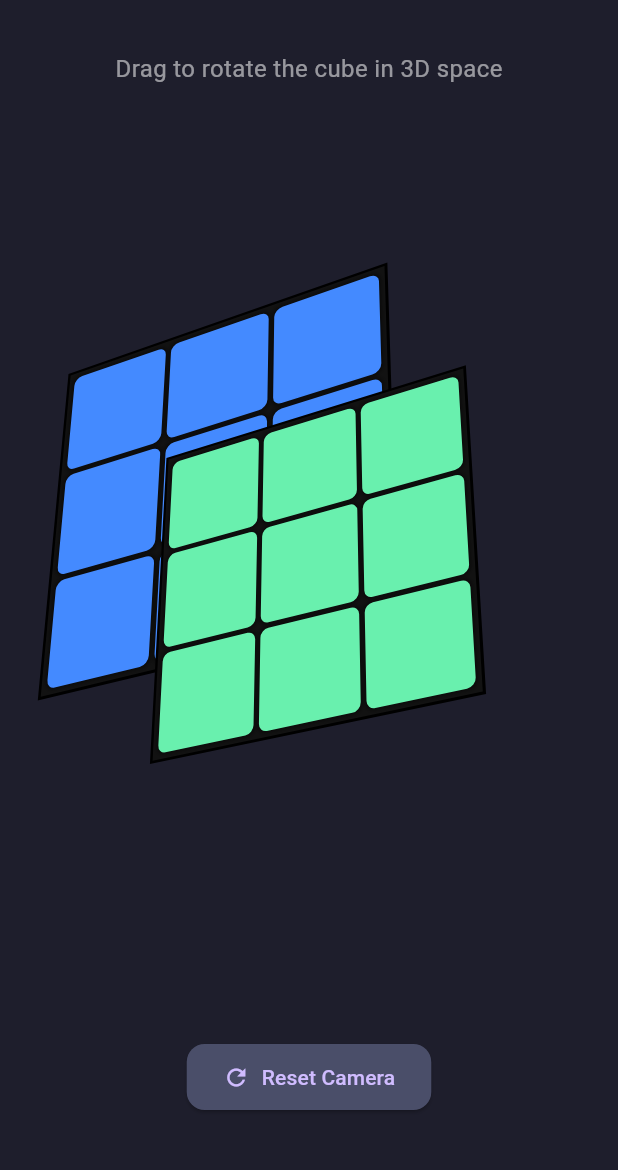
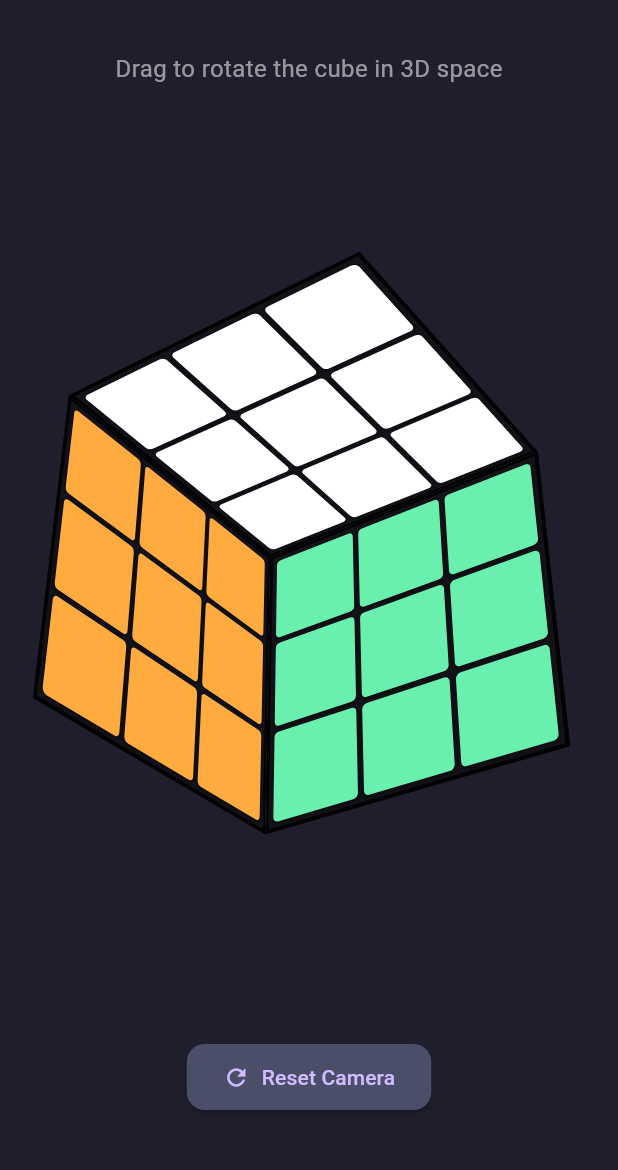
Before and after one commit to darianmavgo/rubikcube, a Flutter app: the screen it shows after launch, on a phone screen of 412 x 824 dp, the part 63-1233 px from its top. Run offline on Flutter 3.47's test engine with Material 3 defaults, Android fonts, the light colour scheme and no system bars.

Commit message:
Renaming and removing duplicate sub folder

```diff
--- a/lib/main.dart
+++ b/lib/main.dart
@@ -30,8 +30,8 @@ class RubiksCubeScreen extends StatefulWidget {
 
 class _RubiksCubeScreenState extends State<RubiksCubeScreen> {
   // Initial isometric perspective
-  double rx = -0.5;
-  double ry = 0.5;
+  double rx = -0.6;
+  double ry = 0.6;
 
   @override
   Widget build(BuildContext context) {
@@ -66,14 +66,8 @@ class _RubiksCubeScreenState extends State<RubiksCubeScreen> {
                 width: double.infinity,
                 height: double.infinity,
                 child: Center(
-                  child: Transform(
-                    transform: Matrix4.identity()
-                      ..setEntry(3, 2, 0.001) // perspective
-                      ..rotateX(rx)
-                      ..rotateY(ry),
-                    alignment: Alignment.center,
-                    child: const RubiksCube3D(size: 240),
-                  ),
+                  // We pass rx and ry directly to the cube so it can sort the faces dynamically
+                  child: RubiksCube3D(size: 240, rx: rx, ry: ry),
                 ),
               ),
             ),
@@ -83,8 +77,8 @@ class _RubiksCubeScreenState extends State<RubiksCubeScreen> {
             child: ElevatedButton.icon(
               onPressed: () {
                 setState(() {
-                  rx = -0.5;
-                  ry = 0.5;
+                  rx = -0.6;
+                  ry = 0.6;
                 });
               },
               style: ElevatedButton.styleFrom(
@@ -104,69 +98,83 @@ class _RubiksCubeScreenState extends State<RubiksCubeScreen> {
 
 class RubiksCube3D extends StatelessWidget {
   final double size;
-  const RubiksCube3D({super.key, this.size = 200});
+  final double rx;
+  final double ry;
+
+  const RubiksCube3D({
+    super.key,
+    this.size = 200,
+    required this.rx,
+    required this.ry,
+  });
 
   @override
   Widget build(BuildContext context) {
+    // Generate the global 3D transformation matrix from current drag state
+    final globalTransform = Matrix4.identity()
+      ..setEntry(3, 2, 0.001) // perspective
+      ..rotateX(rx)
+      ..rotateY(ry);
+
     // Standard Rubik's Colors: U=White, D=Yellow, F=Green, B=Blue, L=Orange, R=Red
-    // Note: Due to Flutter's 2D canvas origin, without z-sorting some back faces
-    // might overlap the front at extreme angles, but for typical front-facing
-    // views this provides a fantastic native-rendered 3D illusion!
+    List<_FaceData> faces = [
+      _createFace(Colors.blueAccent,   Matrix4.identity()..translate(0.0, 0.0, -size/2)..rotateY(pi), globalTransform),
+      _createFace(Colors.orangeAccent, Matrix4.identity()..translate(-size/2, 0.0, 0.0)..rotateY(-pi / 2), globalTransform),
+      _createFace(Colors.yellowAccent, Matrix4.identity()..translate(0.0, size/2, 0.0)..rotateX(-pi / 2), globalTransform),
+      _createFace(Colors.white,        Matrix4.identity()..translate(0.0, -size/2, 0.0)..rotateX(pi / 2), globalTransform),
+      _createFace(Colors.redAccent,    Matrix4.identity()..translate(size/2, 0.0, 0.0)..rotateY(pi / 2), globalTransform),
+      _createFace(Colors.greenAccent,  Matrix4.identity()..translate(0.0, 0.0, size/2), globalTransform),
+    ];
+
+    // SORTING EXPLANATION:
+    // Without Z-sorting, Flutter's Stack will draw faces arbitrarily causing visual overlapping bugs
+    // at certain rotation angles. We dynamically calculate each face's true Z depth via the
+    // combined local/global transform matrix and sort them before rendering.
+    faces.sort((a, b) => a.z.compareTo(b.z));
 
     return SizedBox(
       width: size,
       height: size,
       child: Stack(
         alignment: Alignment.center,
-        children: [
-          // Back Face (Blue)
-          _buildFace(Colors.blueAccent, size, Matrix4.identity()..translate(0.0, 0.0, -size/2)..rotateY(pi)),
-          // Left Face (Orange)
-          _buildFace(Colors.orange, size, Matrix4.identity()..translate(-size/2, 0.0, 0.0)..rotateY(-pi / 2)),
-          // Bottom Face (Yellow)
-          _buildFace(Colors.yellowAccent, size, Matrix4.identity()..translate(0.0, size/2, 0.0)..rotateX(-pi / 2)),
-          // Top Face (White)
-          _buildFace(Colors.white, size, Matrix4.identity()..translate(0.0, -size/2, 0.0)..rotateX(pi / 2)),
-          // Right Face (Red)
-          _buildFace(Colors.redAccent, size, Matrix4.identity()..translate(size/2, 0.0, 0.0)..rotateY(pi / 2)),
-          // Front Face (Green)
-          _buildFace(Colors.greenAccent, size, Matrix4.identity()..translate(0.0, 0.0, size/2)),
-        ],
+        children: faces.map((f) => f.widget).toList(),
       ),
     );
   }
 
-  Widget _buildFace(Color color, double size, Matrix4 transform) {
-    return Transform(
-      transform: transform,
+  _FaceData _createFace(Color color, Matrix4 localTransform, Matrix4 globalTransform) {
+    // Combine the single face's local orientation with the entire cube's global rotation
+    final totalTransform = globalTransform.clone()..multiply(localTransform);
+
+    // Extract the final Z translation depth. The Z value maps the origin of the face in 3D space.
+    final z = totalTransform.getTranslation().z;
+
+    final widget = Transform(
+      transform: totalTransform,
       alignment: Alignment.center,
       child: Container(
         width: size,
         height: size,
         padding: const EdgeInsets.all(4),
         decoration: BoxDecoration(
-          color: const Color(0xFF121212),
-          border: Border.all(color: Colors.black, width: 2),
+          color: const Color(0xFF13131A),
+          border: Border.all(color: Colors.black87, width: 3), // Thicker border between faces
         ),
         child: GridView.builder(
           physics: const NeverScrollableScrollPhysics(),
           gridDelegate: const SliverGridDelegateWithFixedCrossAxisCount(
             crossAxisCount: 3,
-            crossAxisSpacing: 4,
-            mainAxisSpacing: 4,
+            crossAxisSpacing: 5,
+            mainAxisSpacing: 5,
           ),
           itemCount: 9,
           itemBuilder: (context, index) {
             return Container(
               decoration: BoxDecoration(
                 color: color,
-                borderRadius: BorderRadius.circular(6),
-                boxShadow: [
-                  BoxShadow(
-                    color: Colors.black.withOpacity(0.5),
-                    spreadRadius: 1,
-                    blurRadius: 2,
-                  )
+                borderRadius: BorderRadius.circular(4),
+                boxShadow: const [
+                  BoxShadow(color: Colors.black45, spreadRadius: 1, blurRadius: 2, offset: Offset(0, 1))
                 ]
               ),
             );
@@ -174,5 +182,13 @@ class RubiksCube3D extends StatelessWidget {
         ),
       ),
     );
+
+    return _FaceData(widget, z);
   }
 }
+
+class _FaceData {
+  final Widget widget;
+  final double z;
+  _FaceData(this.widget, this.z);
+}
--- a/pubspec.yaml
+++ b/pubspec.yaml
@@ -1,4 +1,4 @@
-name: rubiks_cube
+name: rubikcube
 description: "A new Flutter project."
 # The following line prevents the package from being accidentally published to
 # pub.dev using `flutter pub publish`. This is preferred for private packages.
--- a/rubiks_cube/lib/main.dart
+++ /dev/null
@@ -1,178 +0,0 @@
-import 'package:flutter/material.dart';
-import 'dart:math';
-
-void main() {
-  runApp(const RubiksCubeApp());
-}
-
-class RubiksCubeApp extends StatelessWidget {
-  const RubiksCubeApp({super.key});
-
-  @override
-  Widget build(BuildContext context) {
-    return MaterialApp(
-      debugShowCheckedModeBanner: false,
-      title: 'Rubik\'s Cube (Florite View)',
-      theme: ThemeData.dark(useMaterial3: true).copyWith(
-        scaffoldBackgroundColor: const Color(0xFF1E1E2C),
-      ),
-      home: const RubiksCubeScreen(),
-    );
-  }
-}
-
-class RubiksCubeScreen extends StatefulWidget {
-  const RubiksCubeScreen({super.key});
-
-  @override
-  State<RubiksCubeScreen> createState() => _RubiksCubeScreenState();
-}
-
-class _RubiksCubeScreenState extends State<RubiksCubeScreen> {
-  // Initial isometric perspective
-  double rx = -0.5;
-  double ry = 0.5;
-
-  @override
-  Widget build(BuildContext context) {
-    return Scaffold(
-      appBar: AppBar(
-        title: const Text(
-          'Florite Simulator: Rubik\'s Cube',
-          style: TextStyle(fontWeight: FontWeight.w600, letterSpacing: 1.1),
-        ),
-        centerTitle: true,
-        backgroundColor: Colors.transparent,
-        elevation: 0,
-      ),
-      body: Column(
-        children: [
-          const SizedBox(height: 20),
-          const Text(
-            "Drag to rotate the cube in 3D space",
-            style: TextStyle(color: Colors.white54, fontSize: 16),
-          ),
-          Expanded(
-            child: GestureDetector(
-              onPanUpdate: (details) {
-                setState(() {
-                  // Sensitivity multipliers for rotation
-                  ry -= details.delta.dx * 0.01;
-                  rx += details.delta.dy * 0.01;
-                });
-              },
-              child: Container(
-                color: Colors.transparent, // Captures drag events across whole screen
-                width: double.infinity,
-                height: double.infinity,
-                child: Center(
-                  child: Transform(
-                    transform: Matrix4.identity()
-                      ..setEntry(3, 2, 0.001) // perspective
-                      ..rotateX(rx)
-                      ..rotateY(ry),
-                    alignment: Alignment.center,
-                    child: const RubiksCube3D(size: 240),
-                  ),
-                ),
-              ),
-            ),
-          ),
-          Padding(
-            padding: const EdgeInsets.only(bottom: 40.0),
-            child: ElevatedButton.icon(
-              onPressed: () {
-                setState(() {
-                  rx = -0.5;
-                  ry = 0.5;
-                });
-              },
-              style: ElevatedButton.styleFrom(
-                backgroundColor: const Color(0xFF4A4E69),
-                padding: const EdgeInsets.symmetric(horizontal: 24, vertical: 12),
-                shape: RoundedRectangleBorder(borderRadius: BorderRadius.circular(12)),
-              ),
-              icon: const Icon(Icons.refresh),
-              label: const Text("Reset Camera"),
-            ),
-          )
-        ],
-      ),
-    );
-  }
-}
-
-class RubiksCube3D extends StatelessWidget {
-  final double size;
-  const RubiksCube3D({super.key, this.size = 200});
-
-  @override
-  Widget build(BuildContext context) {
-    // Standard Rubik's Colors: U=White, D=Yellow, F=Green, B=Blue, L=Orange, R=Red
-    // Note: Due to Flutter's 2D canvas origin, without z-sorting some back faces
-    // might overlap the front at extreme angles, but for typical front-facing
-    // views this provides a fantastic native-rendered 3D illusion!
-
-    return SizedBox(
-      width: size,
-      height: size,
-      child: Stack(
-        alignment: Alignment.center,
-        children: [
-          // Back Face (Blue)
-          _buildFace(Colors.blueAccent, size, Matrix4.identity()..translate(0.0, 0.0, -size/2)..rotateY(pi)),
-          // Left Face (Orange)
-          _buildFace(Colors.orange, size, Matrix4.identity()..translate(-size/2, 0.0, 0.0)..rotateY(-pi / 2)),
-          // Bottom Face (Yellow)
-          _buildFace(Colors.yellowAccent, size, Matrix4.identity()..translate(0.0, size/2, 0.0)..rotateX(-pi / 2)),
-          // Top Face (White)
-          _buildFace(Colors.white, size, Matrix4.identity()..translate(0.0, -size/2, 0.0)..rotateX(pi / 2)),
-          // Right Face (Red)
-          _buildFace(Colors.redAccent, size, Matrix4.identity()..translate(size/2, 0.0, 0.0)..rotateY(pi / 2)),
-          // Front Face (Green)
-          _buildFace(Colors.greenAccent, size, Matrix4.identity()..translate(0.0, 0.0, size/2)),
-        ],
-      ),
-    );
-  }
-
-  Widget _buildFace(Color color, double size, Matrix4 transform) {
-    return Transform(
-      transform: transform,
-      alignment: Alignment.center,
-      child: Container(
-        width: size,
-        height: size,
-        padding: const EdgeInsets.all(4),
-        decoration: BoxDecoration(
-          color: const Color(0xFF121212),
-          border: Border.all(color: Colors.black, width: 2),
-        ),
-        child: GridView.builder(
-          physics: const NeverScrollableScrollPhysics(),
-          gridDelegate: const SliverGridDelegateWithFixedCrossAxisCount(
-            crossAxisCount: 3,
-            crossAxisSpacing: 4,
-            mainAxisSpacing: 4,
-          ),
-          itemCount: 9,
-          itemBuilder: (context, index) {
-            return Container(
-              decoration: BoxDecoration(
-                color: color,
-                borderRadius: BorderRadius.circular(6),
-                boxShadow: [
-                  BoxShadow(
-                    color: Colors.black.withOpacity(0.5),
-                    spreadRadius: 1,
-                    blurRadius: 2,
-                  )
-                ]
-              ),
-            );
-          },
-        ),
-      ),
-    );
-  }
-}
```
Also changed, not shown: rubiks_cube/analysis_options.yaml (deleted, +0 -28 lines), rubiks_cube/pubspec.yaml (deleted, +0 -89 lines), 40 other files.
